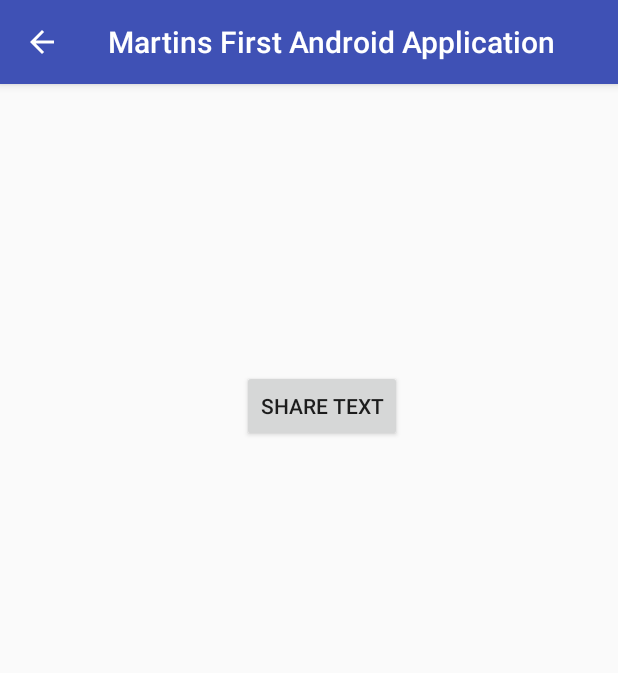
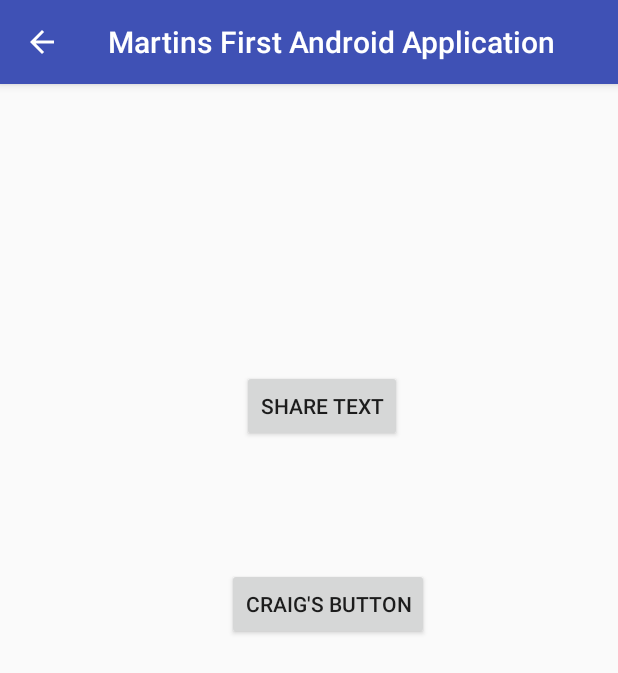
Before and after one commit to MynxGithub/EnterpriseProject, an Android app: the DisplayMessageActivity screen opened directly, with no data from a screen before it, on a phone screen of 412 x 824 dp. Shown: the top 673 px of the screen. Run offline under Robolectric (Android 15) with nearby library versions, the phone set to English and light mode, and no system bars.

Commit message:
Added a new button

```diff
--- a/app/src/main/res/layout/activity_display_message.xml
+++ b/app/src/main/res/layout/activity_display_message.xml
@@ -32,4 +32,20 @@
         app:layout_constraintEnd_toEndOf="parent"
         app:layout_constraintStart_toStartOf="parent"
         app:layout_constraintTop_toBottomOf="@+id/textView" />
+
+    <Button
+        android:id="@+id/button5"
+        android:layout_width="wrap_content"
+        android:layout_height="wrap_content"
+        android:layout_marginBottom="8dp"
+        android:layout_marginEnd="8dp"
+        android:layout_marginStart="8dp"
+        android:layout_marginTop="8dp"
+        android:text="Craig's Button"
+        app:layout_constraintBottom_toBottomOf="parent"
+        app:layout_constraintEnd_toEndOf="parent"
+        app:layout_constraintHorizontal_bias="0.549"
+        app:layout_constraintStart_toStartOf="parent"
+        app:layout_constraintTop_toBottomOf="@+id/button4"
+        app:layout_constraintVertical_bias="0.163" />
 </android.support.constraint.ConstraintLayout>
```
